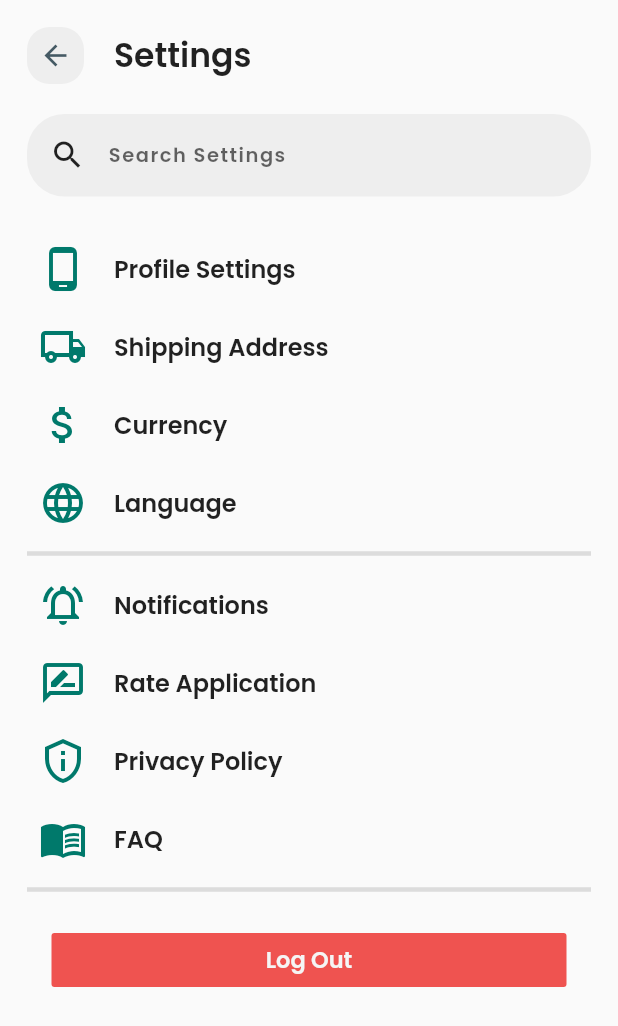
After one commit to basic-shadow/ecommerce-flutter-app, a Flutter app: the Settings screen opened by its route, on a phone screen of 412 x 824 dp. The commit adds this screen. Shown: the top 1026 px of the screen. Run offline on Flutter 3.47's test engine with Material 2 defaults, Android fonts, the phone set to English and light mode, and no system bars; our stand-ins replace flutter_svg; missing offline and left inert: square_in_app_payments.

Commit message:
finished settings

```diff
--- a/lib/main.dart
+++ b/lib/main.dart
@@ -6,6 +6,7 @@ import './screens/checkout.dart';
 import './screens/cart.dart';
 import './screens/orders.dart';
 import './screens/account.dart';
+import './screens/settings.dart';
 
 void main() {
   runApp(MaterialApp(
@@ -42,6 +43,7 @@ void main() {
       '/orders': (context) => Orders(),
       '/account': (context) => Account(),
       '/login': (context) => Login(),
+      '/settings': (context) => Settings(),
       '/': (context) => Browse(),
       '/item': (context) => Item(),
       '/checkout': (context) => Checkout(),
--- a/lib/screens/login.dart
+++ b/lib/screens/login.dart
@@ -30,10 +30,10 @@ class _LoginState extends State<Login> with SingleTickerProviderStateMixin {
 
   @override
   void dispose() {
-    super.dispose();
     _emailController.dispose();
     _passController.dispose();
     _animationController.dispose();
+    super.dispose();
   }
 
   @override
--- /dev/null
+++ b/lib/screens/settings.dart
@@ -0,0 +1,161 @@
+import 'package:flutter/material.dart';
+
+class Settings extends StatefulWidget {
+  @override
+  _SettingsState createState() => _SettingsState();
+}
+
+class _SettingsState extends State<Settings> {
+  TextEditingController textController;
+
+  @override
+  void initState() {
+    super.initState();
+    textController = TextEditingController();
+  }
+
+  @override
+  void dispose() {
+    textController.dispose();
+    super.dispose();
+  }
+
+  @override
+  Widget build(BuildContext context) {
+    final double _width = MediaQuery.of(context).size.width;
+
+    return Scaffold(
+      body: SafeArea(
+        child: Container(
+            padding: const EdgeInsets.all(18.0),
+            child: SingleChildScrollView(
+                physics: BouncingScrollPhysics(),
+                child: Column(
+                  children: [
+                    Row(
+                      children: [
+                        Container(
+                          height: 38,
+                          width: 38,
+                          margin: const EdgeInsets.only(bottom: 20.0),
+                          decoration: BoxDecoration(
+                            color: Colors.grey[200],
+                            borderRadius: BorderRadius.circular(15.0),
+                          ),
+                          child: Material(
+                            type: MaterialType.transparency,
+                            child: IconButton(
+                              iconSize: 22,
+                              splashColor: Colors.teal[400],
+                              icon: Icon(Icons.arrow_back,
+                                  color: Colors.blueGrey[700]),
+                              onPressed: () => Navigator.pop(context),
+                            ),
+                          ),
+                        ),
+                        Container(
+                          margin:
+                              const EdgeInsets.only(left: 20.0, bottom: 20.0),
+                          alignment: Alignment.centerLeft,
+                          child: Text(
+                            "Settings",
+                            style: TextStyle(fontSize: 22.0),
+                          ),
+                        ),
+                      ],
+                    ),
+                    Container(
+                        margin: const EdgeInsets.only(bottom: 22.0),
+                        padding: EdgeInsets.symmetric(
+                            horizontal: 15.0, vertical: 3.0),
+                        decoration: BoxDecoration(
+                          color: Colors.grey[200],
+                          borderRadius: BorderRadius.circular(25.0),
+                        ),
+                        child: Row(
+                          children: [
+                            Icon(Icons.search),
+                            Expanded(
+                              child: TextField(
+                                controller: textController,
+                                maxLines: 1,
+                                decoration: InputDecoration(
+                                    hintText: "Search Settings",
+                                    contentPadding: EdgeInsets.all(15.0),
+                                    border: InputBorder.none),
+                              ),
+                            )
+                          ],
+                        )),
+                    rowSettings("Profile Settings",
+                        Icons.phone_android_outlined, context),
+                    rowSettings("Shipping Address",
+                        Icons.local_shipping_outlined, context),
+                    rowSettings(
+                        "Currency", Icons.attach_money_outlined, context),
+                    rowSettings("Language", Icons.language_outlined, context),
+                    Divider(thickness: 3.0),
+                    rowSettings("Notifications",
+                        Icons.notifications_active_outlined, context),
+                    rowSettings("Rate Application", Icons.rate_review_outlined,
+                        context),
+                    rowSettings(
+                        "Privacy Policy", Icons.privacy_tip_outlined, context),
+                    rowSettings("FAQ", Icons.menu_book_outlined, context),
+                    Divider(thickness: 3.0),
+                    SizedBox(height: 15.0),
+                    FlatButton(
+                      minWidth: _width / 1.2,
+                      color: Colors.red[400],
+                      onPressed: () => Navigator.of(context)
+                          .pushNamedAndRemoveUntil(
+                              '/login', (Route<dynamic> route) => false),
+                      child: Text(
+                        "Log Out",
+                        style:
+                            TextStyle(color: Colors.grey[100], fontSize: 15.0),
+                      ),
+                    )
+                  ],
+                ))),
+      ),
+    );
+  }
+}
+
+Widget rowSettings(String text, IconData icon, BuildContext context) {
+  return InkWell(
+    onTap: () => showDialog(
+      context: context,
+      builder: (context) => AlertDialog(
+        contentPadding: EdgeInsets.only(left: 25.0, right: 25.0, top: 35.0),
+        content: Text("Clicked $text"),
+        actions: [
+          FlatButton(
+            onPressed: () => Navigator.pop(context),
+            child: Text("OK"),
+          )
+        ],
+      ),
+    ),
+    child: Container(
+      padding: EdgeInsets.symmetric(horizontal: 8.0, vertical: 10.0),
+      child: Row(
+        children: [
+          Icon(
+            icon,
+            size: 32.0,
+            color: Colors.teal[700],
+          ),
+          Expanded(
+              child: Padding(
+                  padding: EdgeInsets.symmetric(horizontal: 18.0),
+                  child: Text(
+                    text,
+                    style: TextStyle(fontSize: 16.0, color: Colors.black87),
+                  ))),
+        ],
+      ),
+    ),
+  );
+}
--- a/pubspec.yaml
+++ b/pubspec.yaml
@@ -48,6 +48,7 @@ flutter:
   # To add assets to your application, add an assets section, like this:
   assets:
     - assets/clothes.jpeg
+    - assets/img1.jpg
     - assets/icons/menu.svg
     - assets/icons/cart.svg
     - assets/icons/arrow-down.svg
```
Also changed, not shown: lib/screens/account.dart (+30 -20 lines), lib/screens/browse.dart (+3 -4 lines), lib/screens/cart.dart (+1 -10 lines), lib/screens/drawer.dart (+22 -17 lines), lib/screens/item.dart (+85 -8 lines), lib/screens/payment.dart (+49 -24 lines), lib/utils/product.dart (+12 -0 lines), assets/img1.jpg (added).
